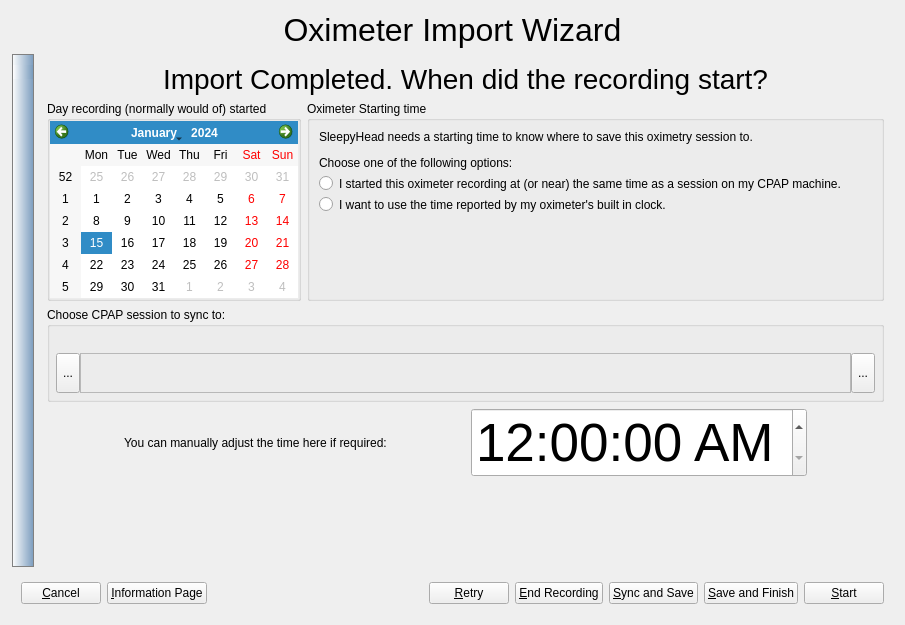
The window that sleepyhead/oximeterimport.ui (sbonaime/sleepyhead-code.) describes before a commit, drawn with Qt 5.
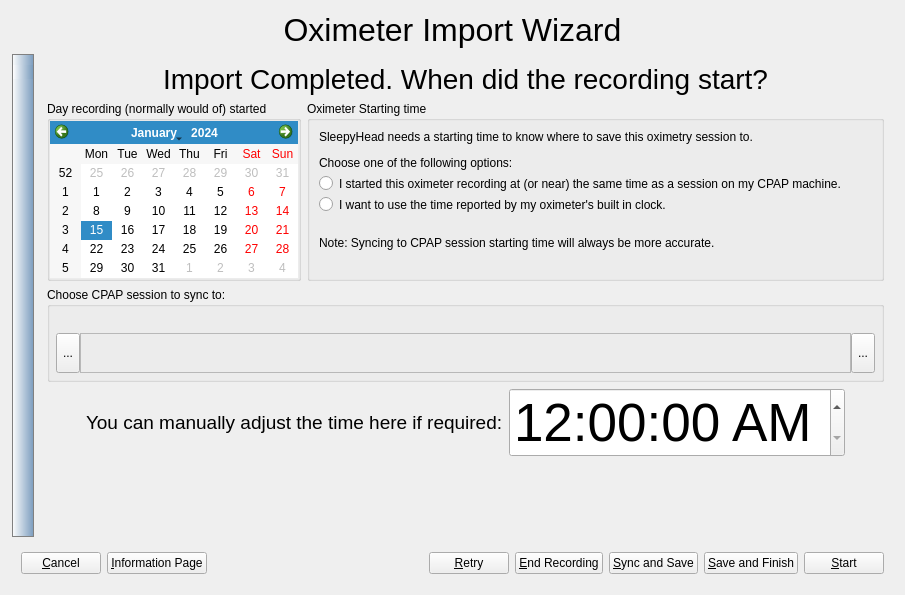
The same window after the commit. Icons and pictures are not drawn.

```diff
--- a/sleepyhead/oximeterimport.ui
+++ b/sleepyhead/oximeterimport.ui
@@ -7,7 +7,7 @@
     <x>0</x>
     <y>0</y>
     <width>905</width>
-    <height>625</height>
+    <height>595</height>
    </rect>
   </property>
   <property name="windowTitle">
@@ -1312,7 +1312,7 @@
            <item>
             <widget class="QGroupBox" name="groupBox_2">
              <property name="sizePolicy">
-              <sizepolicy hsizetype="Minimum" vsizetype="Fixed">
+              <sizepolicy hsizetype="Minimum" vsizetype="MinimumExpanding">
                <horstretch>0</horstretch>
                <verstretch>0</verstretch>
               </sizepolicy>
@@ -1320,7 +1320,7 @@
              <property name="minimumSize">
               <size>
                <width>0</width>
-               <height>200</height>
+               <height>180</height>
               </size>
              </property>
              <property name="title">
@@ -1342,7 +1342,7 @@
               <item>
                <widget class="QCalendarWidget" name="calendarWidget">
                 <property name="sizePolicy">
-                 <sizepolicy hsizetype="Preferred" vsizetype="Preferred">
+                 <sizepolicy hsizetype="Minimum" vsizetype="MinimumExpanding">
                   <horstretch>0</horstretch>
                   <verstretch>0</verstretch>
                  </sizepolicy>
@@ -1363,7 +1363,7 @@
              <property name="minimumSize">
               <size>
                <width>0</width>
-               <height>200</height>
+               <height>180</height>
               </size>
              </property>
              <property name="title">
@@ -1434,19 +1434,6 @@
                 </property>
                </widget>
               </item>
-              <item row="3" column="1">
-               <spacer name="verticalSpacer_4">
-                <property name="orientation">
-                 <enum>Qt::Vertical</enum>
-                </property>
-                <property name="sizeHint" stdset="0">
-                 <size>
-                  <width>20</width>
-                  <height>40</height>
-                 </size>
-                </property>
-               </spacer>
-              </item>
               <item row="2" column="0">
                <widget class="QRadioButton" name="radioSyncOximeter">
                 <property name="sizePolicy">
@@ -1460,6 +1447,22 @@
                 </property>
                </widget>
               </item>
+              <item row="3" column="0" colspan="2">
+               <widget class="QLabel" name="label_11">
+                <property name="sizePolicy">
+                 <sizepolicy hsizetype="Preferred" vsizetype="MinimumExpanding">
+                  <horstretch>0</horstretch>
+                  <verstretch>0</verstretch>
+                 </sizepolicy>
+                </property>
+                <property name="text">
+                 <string>&lt;html&gt;&lt;head/&gt;&lt;body&gt;&lt;p&gt;Note: Syncing to CPAP session starting time will always be more accurate.&lt;/p&gt;&lt;/body&gt;&lt;/html&gt;</string>
+                </property>
+                <property name="wordWrap">
+                 <bool>true</bool>
+                </property>
+               </widget>
+              </item>
              </layout>
             </widget>
            </item>
@@ -1568,7 +1571,7 @@
          <item>
           <layout class="QHBoxLayout" name="horizontalLayout_9">
            <item>
-            <spacer name="horizontalSpacer_5">
+            <spacer name="horizontalSpacer_3">
              <property name="orientation">
               <enum>Qt::Horizontal</enum>
              </property>
@@ -1588,24 +1591,16 @@
                <verstretch>0</verstretch>
               </sizepolicy>
              </property>
+             <property name="font">
+              <font>
+               <pointsize>14</pointsize>
+              </font>
+             </property>
              <property name="text">
               <string>You can manually adjust the time here if required:</string>
              </property>
             </widget>
            </item>
-           <item>
-            <spacer name="horizontalSpacer_6">
-             <property name="orientation">
-              <enum>Qt::Horizontal</enum>
-             </property>
-             <property name="sizeHint" stdset="0">
-              <size>
-               <width>40</width>
-               <height>20</height>
-              </size>
-             </property>
-            </spacer>
-           </item>
            <item>
             <widget class="QDateTimeEdit" name="dateTimeEdit">
              <property name="sizePolicy">
```
Left out of the diff: 115 changed lines with no effect on the pictures.
